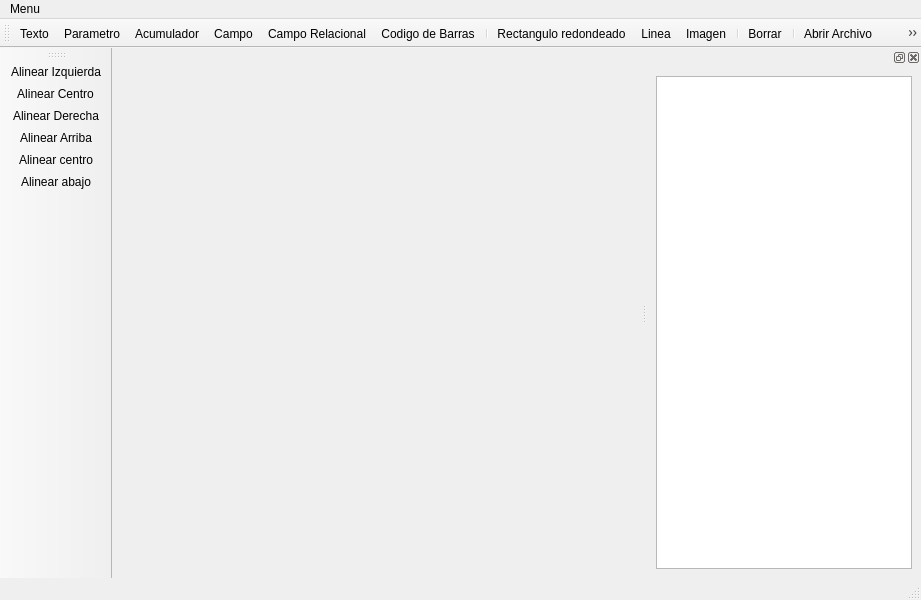
Qt form EditorReports/reportdesigwin.ui (arcnexus/RedFoX) before a commit.
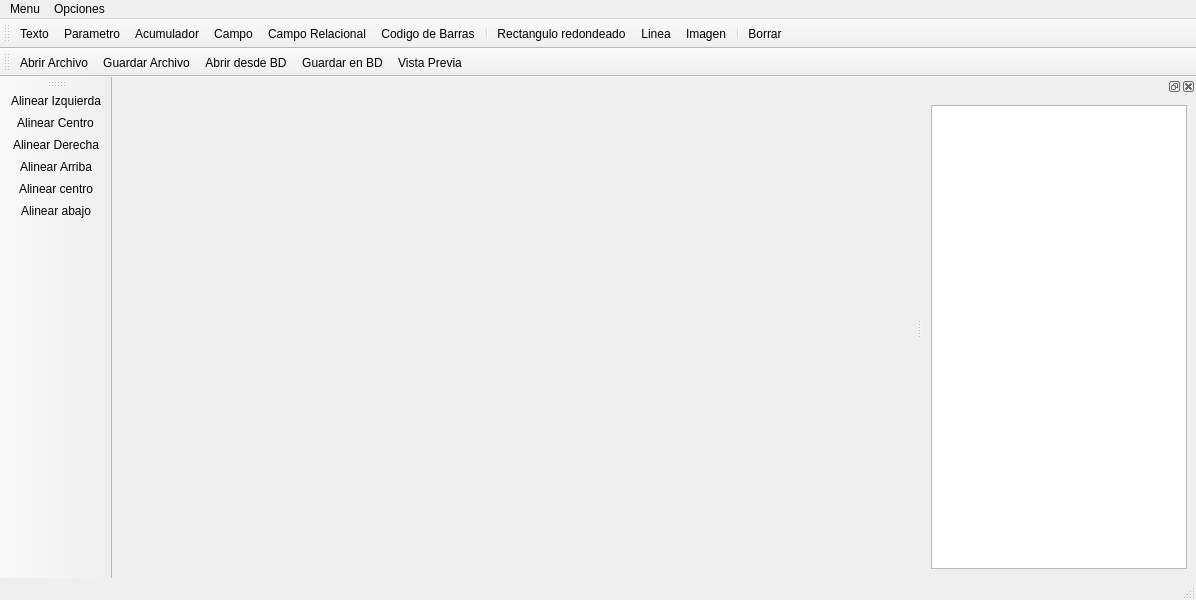
The same form after that commit. Icons and pictures are not drawn.

Commit message: Seleccion y edicion de elementos de report desde lista

Diff of the .ui file:
```diff
--- a/EditorReports/reportdesigwin.ui
+++ b/EditorReports/reportdesigwin.ui
@@ -6,7 +6,7 @@
    <rect>
     <x>0</x>
     <y>0</y>
-    <width>921</width>
+    <width>1196</width>
     <height>600</height>
    </rect>
   </property>
@@ -19,7 +19,7 @@
     <rect>
      <x>0</x>
      <y>0</y>
-     <width>921</width>
+     <width>1196</width>
      <height>19</height>
     </rect>
    </property>
@@ -34,9 +34,15 @@
     <addaction name="separator"/>
     <addaction name="actionConfigurar_pagina"/>
    </widget>
+   <widget class="QMenu" name="menuOpciones">
+    <property name="title">
+     <string>Opciones</string>
+    </property>
+    <addaction name="actionVer_contorno_objetos"/>
+   </widget>
    <addaction name="menuMenu"/>
+   <addaction name="menuOpciones"/>
   </widget>
-  <widget class="QStatusBar" name="statusbar"/>
   <widget class="QToolBar" name="toolBar">
    <property name="windowTitle">
     <string>toolBar</string>
@@ -48,7 +54,7 @@
     <enum>TopToolBarArea</enum>
    </attribute>
    <attribute name="toolBarBreak">
-    <bool>false</bool>
+    <bool>true</bool>
    </attribute>
    <addaction name="actionTexto"/>
    <addaction name="actionParametro"/>
@@ -62,14 +68,6 @@
    <addaction name="actionImagen"/>
    <addaction name="separator"/>
    <addaction name="actionBorrar"/>
-   <addaction name="separator"/>
-   <addaction name="actionAbrir"/>
-   <addaction name="actionGuardar"/>
-   <addaction name="separator"/>
-   <addaction name="actionAbrir_desde_BD"/>
-   <addaction name="actionGuardar_en_BD"/>
-   <addaction name="separator"/>
-   <addaction name="actionVista_Previa"/>
   </widget>
   <widget class="QToolBar" name="toolBar_2">
    <property name="windowTitle">
@@ -100,6 +98,23 @@
     </layout>
    </widget>
   </widget>
+  <widget class="QToolBar" name="toolBar_3">
+   <property name="windowTitle">
+    <string>toolBar_3</string>
+   </property>
+   <attribute name="toolBarArea">
+    <enum>TopToolBarArea</enum>
+   </attribute>
+   <attribute name="toolBarBreak">
+    <bool>true</bool>
+   </attribute>
+   <addaction name="actionAbrir"/>
+   <addaction name="actionGuardar"/>
+   <addaction name="actionAbrir_desde_BD"/>
+   <addaction name="actionGuardar_en_BD"/>
+   <addaction name="actionVista_Previa"/>
+  </widget>
+  <widget class="QStatusBar" name="statusbar"/>
   <action name="actionRectangulo_redondeado">
    <property name="checkable">
     <bool>true</bool>
```
Left out of the diff: 17 changed lines with no effect on the pictures. The commit also changes 4 other files.
